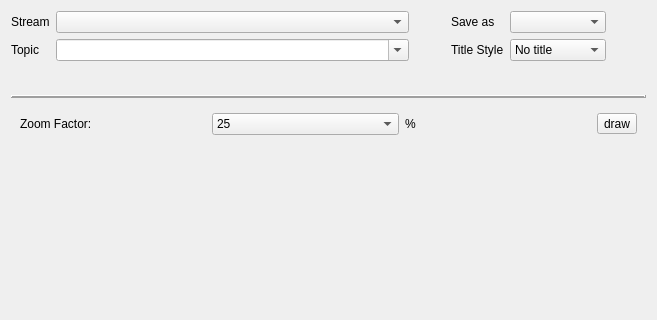
The window that src/pythonGui/karabogui/dialogs/ui/logbook.ui (European-XFEL/Karabo) describes before a commit, drawn with Qt 5; both pictures show x 0 to 657 and y 0 to 320 of the 657 by 711 pixel window.
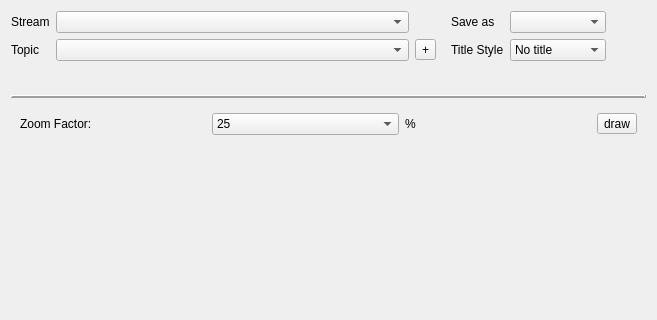
The same window after the commit.

Commit message: GUI:Create new topic only on request

The edit to the form file:
```diff
--- a/src/pythonGui/karabogui/dialogs/ui/logbook.ui
+++ b/src/pythonGui/karabogui/dialogs/ui/logbook.ui
@@ -106,29 +106,13 @@
         </sizepolicy>
        </property>
        <property name="editable">
-        <bool>true</bool>
+        <bool>false</bool>
        </property>
        <property name="sizeAdjustPolicy">
         <enum>QComboBox::AdjustToContents</enum>
        </property>
       </widget>
      </item>
-     <item row="1" column="2">
-      <spacer name="horizontalSpacer_5">
-       <property name="orientation">
-        <enum>Qt::Horizontal</enum>
-       </property>
-       <property name="sizeType">
-        <enum>QSizePolicy::Fixed</enum>
-       </property>
-       <property name="sizeHint" stdset="0">
-        <size>
-         <width>30</width>
-         <height>20</height>
-        </size>
-       </property>
-      </spacer>
-     </item>
      <item row="1" column="3">
       <widget class="QLabel" name="label_5">
        <property name="text">
@@ -209,6 +193,19 @@
        </property>
       </spacer>
      </item>
+     <item row="1" column="2">
+      <widget class="QToolButton" name="create_topic">
+       <property name="toolTip">
+        <string>Create a new topic</string>
+       </property>
+       <property name="text">
+        <string>+</string>
+       </property>
+       <property name="checkable">
+        <bool>true</bool>
+       </property>
+      </widget>
+     </item>
     </layout>
    </item>
    <item>
```
The commit also changes 2 other files.
